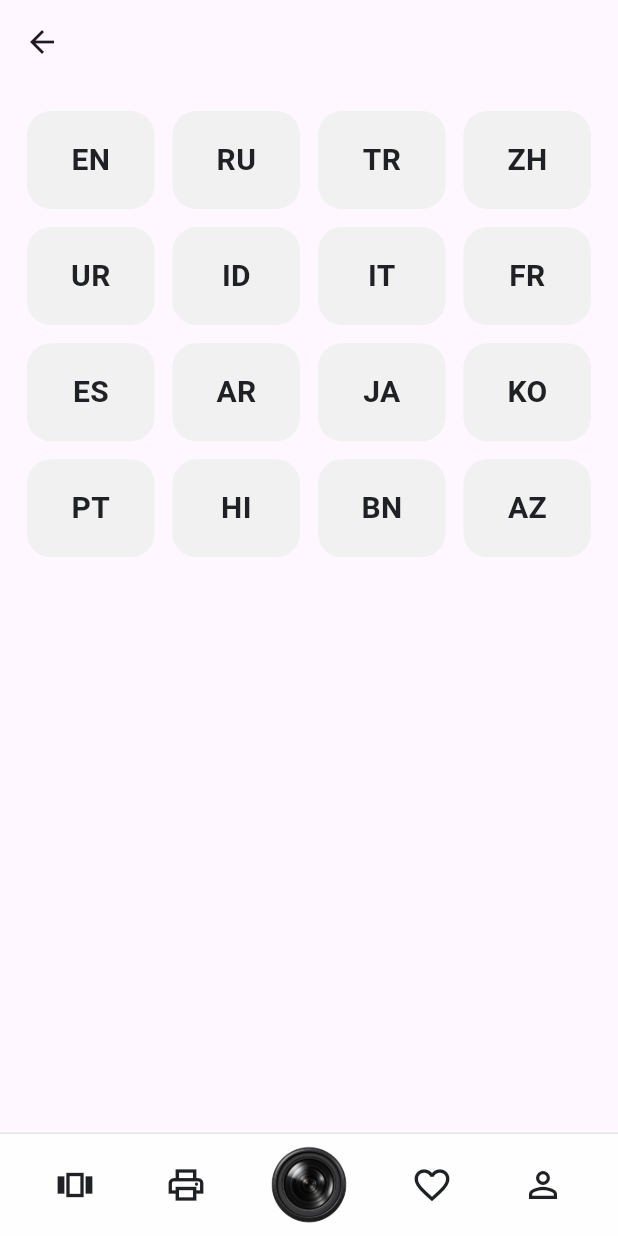
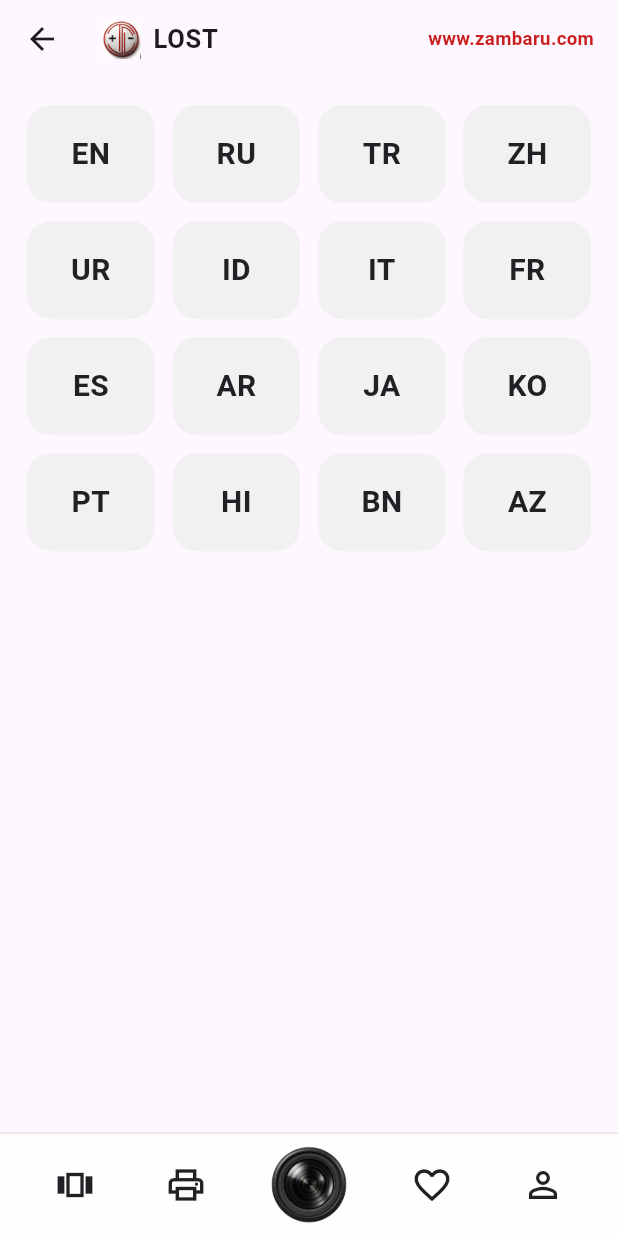
Before and after one commit to zambaruno/Claude, a Flutter app: the PosterLanguagesPage screen opened directly, on a phone screen of 412 x 824 dp. Run offline on Flutter 3.47's test engine with Material 3 defaults, Android fonts, the phone set to English and light mode, and no system bars; our stand-ins replace flutter_image_compress, geolocator, google_sign_in, image_picker, pdf, printing and 2 more; accounts and stored records are empty.

Commit message:
ui: show www.zambaru.com in a shared top bar on every screen
Add ZambaruBar (LOST mark + tappable www.zambaru.com link) and place it
on the feed, camera, support, poster, profile, detail and claims
screens, so every path visibly leads back to the site. Bump to 0.3.0.

[build apk]

Co-Authored-By: Claude Opus 4.8 <noreply@anthropic.com>
Claude-Session: https://claude.ai/code/session_01VS2if3hr2H9ggN7P9QQARx

```diff
--- a/lib/main.dart
+++ b/lib/main.dart
@@ -35,7 +35,7 @@ const appLink = String.fromEnvironment(
 // Web OAuth client ID enables the native Google account picker.
 const googleWebClientId = String.fromEnvironment('GOOGLE_WEB_CLIENT_ID');
 const authCallback = 'com.zambaruno.lost://login-callback/';
-const appVersion = '0.2.0';
+const appVersion = '0.3.0';
 // Flat light palette that matches the red emblem.
 const brandRed = Color(0xffc81e1e);
 const acceptGreen = Color(0xff1f9d55);
@@ -451,6 +451,52 @@ class AppNavBar extends StatelessWidget {
   );
 }
 
+// Shared top bar: LOST mark on the left, the home site on the right.
+// Every path through the app visibly leads back to www.zambaru.com.
+class ZambaruBar extends StatelessWidget implements PreferredSizeWidget {
+  const ZambaruBar({super.key});
+  @override
+  Size get preferredSize => const Size.fromHeight(52);
+  @override
+  Widget build(BuildContext context) => AppBar(
+    titleSpacing: 12,
+    title: Row(
+      children: [
+        Image.asset('assets/lost_logo.png', width: 26, height: 26),
+        const SizedBox(width: 8),
+        const Text(
+          'LOST',
+          style: TextStyle(
+            fontWeight: FontWeight.w700,
+            letterSpacing: .5,
+            fontSize: 17,
+          ),
+        ),
+        const Spacer(),
+        InkWell(
+          onTap: () => launchUrl(
+            Uri.parse('https://www.zambaru.com'),
+            mode: LaunchMode.externalApplication,
+          ),
+          borderRadius: BorderRadius.circular(8),
+          child: const Padding(
+            padding: EdgeInsets.symmetric(vertical: 6, horizontal: 4),
+            child: Text(
+              'www.zambaru.com',
+              style: TextStyle(
+                fontSize: 12.5,
+                color: brandRed,
+                fontWeight: FontWeight.w600,
+                letterSpacing: .2,
+              ),
+            ),
+          ),
+        ),
+      ],
+    ),
+  );
+}
+
 Future<void> beginPayment(PaymentSelection selection) async {
   final uri = supportPaymentUri(selection);
   if (!await launchUrl(uri, mode: LaunchMode.externalApplication)) {
@@ -698,6 +744,7 @@ class CapturePage extends StatelessWidget {
   @override
   Widget build(BuildContext context) => Scaffold(
     backgroundColor: paper,
+    appBar: const ZambaruBar(),
     bottomNavigationBar: const AppNavBar(),
     body: SafeArea(
       child: Center(
@@ -977,6 +1024,7 @@ class _FeedPageState extends State<FeedPage> {
 
   @override
   Widget build(BuildContext context) => Scaffold(
+    appBar: const ZambaruBar(),
     bottomNavigationBar: const AppNavBar(),
     body: SafeArea(
       bottom: false,
@@ -1358,7 +1406,7 @@ class _SignInPageState extends State<SignInPage> with WidgetsBindingObserver {
 
   @override
   Widget build(BuildContext context) => Scaffold(
-    appBar: AppBar(),
+    appBar: const ZambaruBar(),
     bottomNavigationBar: const AppNavBar(signingIn: true),
     body: SafeArea(
       child: Center(
@@ -1548,7 +1596,7 @@ class _DetailPageState extends State<DetailPage> {
 
   @override
   Widget build(BuildContext context) => Scaffold(
-    appBar: AppBar(),
+    appBar: const ZambaruBar(),
     bottomNavigationBar: const AppNavBar(),
     body: FutureBuilder<Map<String, dynamic>>(
       future: find,
@@ -1828,7 +1876,7 @@ class _ProfilePageState extends State<ProfilePage> {
     final user = db.auth.currentUser;
     final email = user?.email;
     return Scaffold(
-      appBar: AppBar(),
+      appBar: const ZambaruBar(),
       bottomNavigationBar: const AppNavBar(),
       body: ListView(
         padding: const EdgeInsets.all(28),
@@ -2083,7 +2131,7 @@ class PosterLanguagesPage extends StatelessWidget {
   const PosterLanguagesPage({super.key});
   @override
   Widget build(BuildContext context) => Scaffold(
-    appBar: AppBar(),
+    appBar: const ZambaruBar(),
     bottomNavigationBar: const AppNavBar(),
     body: GridView.count(
       crossAxisCount: 4,
@@ -2233,7 +2281,7 @@ class _PosterPageState extends State<PosterPage> {
   Widget build(BuildContext context) {
     final text = posters[widget.code]!;
     return Scaffold(
-      appBar: AppBar(),
+      appBar: const ZambaruBar(),
       bottomNavigationBar: AppNavBar(language: widget.code),
       body: SafeArea(
         child: Column(
--- a/pubspec.yaml
+++ b/pubspec.yaml
@@ -1,7 +1,7 @@
 name: lost_mvp
 description: LOST — find and return things.
 publish_to: none
-version: 0.2.0+1
+version: 0.3.0+1
 environment:
   sdk: '>=3.4.0 <4.0.0'
 dependencies:
```
